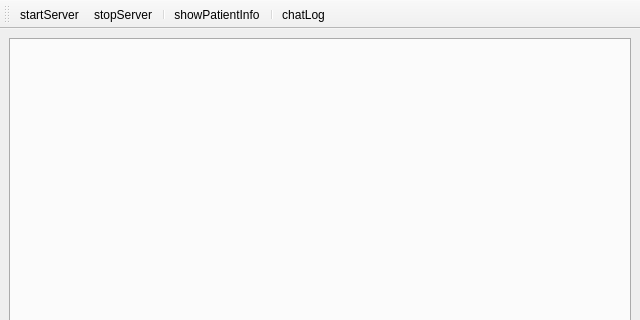
Above: DentixServer/serverwindow.ui from sueun-jo/2ndmini_dentix before the change; both pictures show x 0 to 640 and y 0 to 320 of the 640 by 480 pixel window. Below: the same form after it.
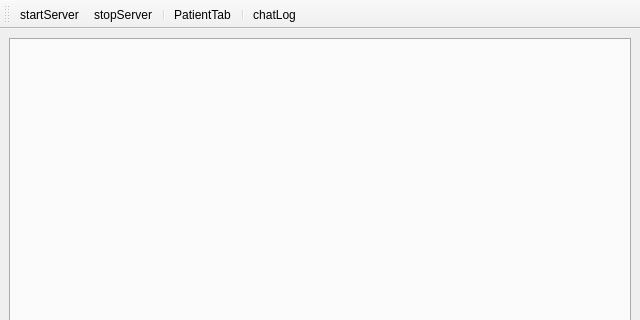
That is the form after the change. Icons and pictures are not drawn.

Commit message: 버튼-화면 전환 연결

Patch:
```diff
--- a/DentixServer/serverwindow.ui
+++ b/DentixServer/serverwindow.ui
@@ -41,9 +41,9 @@
    <addaction name="actionstartServer"/>
    <addaction name="actionstopServer"/>
    <addaction name="separator"/>
-   <addaction name="actionshowPatientInfo"/>
+   <addaction name="actionPatientTab"/>
    <addaction name="separator"/>
-   <addaction name="actionchatLog"/>
+   <addaction name="actionChatLog"/>
   </widget>
   <action name="actionstartServer">
    <property name="icon">
@@ -61,15 +61,15 @@
     <string>stopServer</string>
    </property>
   </action>
-  <action name="actionshowPatientInfo">
+  <action name="actionPatientTab">
    <property name="icon">
     <iconset theme="QIcon::ThemeIcon::CameraWeb"/>
    </property>
    <property name="text">
-    <string>showPatientInfo</string>
+    <string>PatientTab</string>
    </property>
   </action>
-  <action name="actionchatLog">
+  <action name="actionChatLog">
    <property name="icon">
     <iconset theme="QIcon::ThemeIcon::MailMessageNew"/>
    </property>
```
The commit also changes 5 other files.
